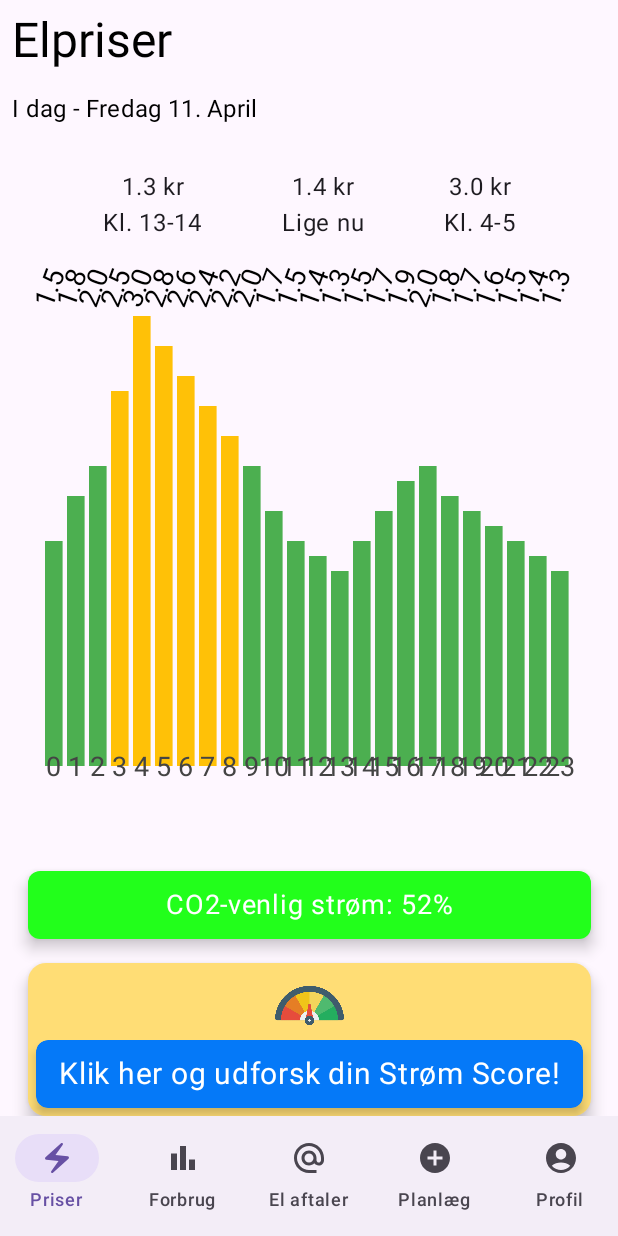
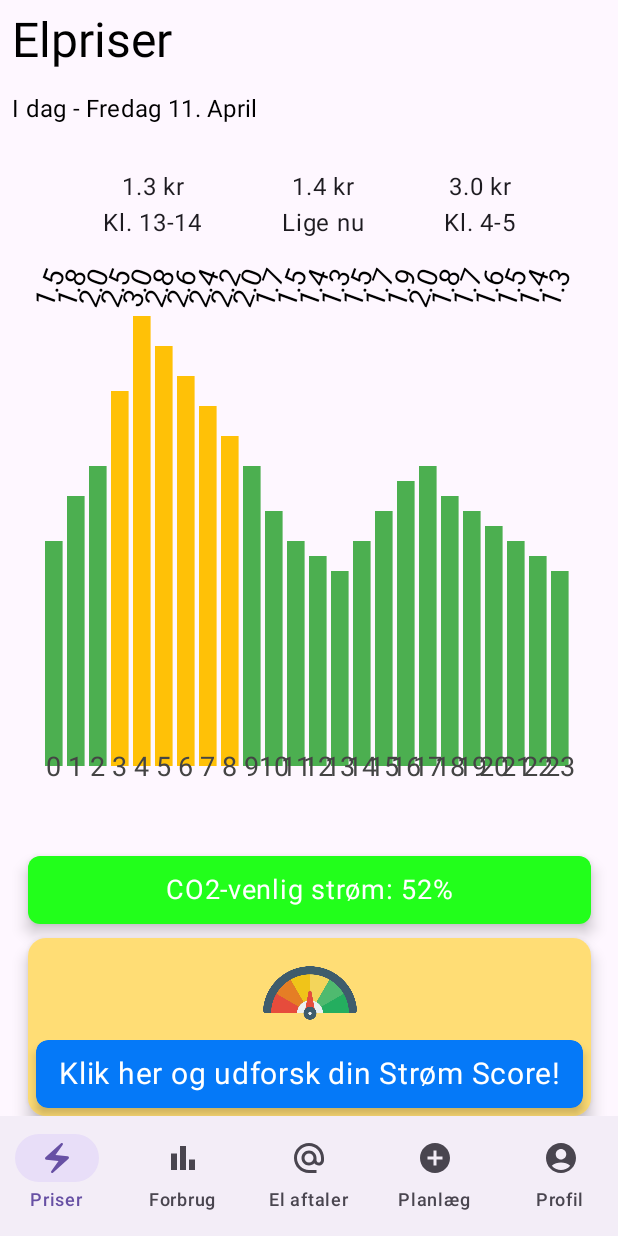
Before and after one commit to fele2000/MVP_Test_minEnergi, an Android app built with Jetpack Compose: the screen it shows after launch (MainActivity), on a phone screen of 412 x 824 dp. Run offline under Robolectric (Android 15) with nearby library versions, the phone set to English and light mode, and no system bars.

```diff
--- a/app/src/main/java/com/example/mvpteststrm/ui/landing/LandingPage.kt
+++ b/app/src/main/java/com/example/mvpteststrm/ui/landing/LandingPage.kt
@@ -62,7 +62,7 @@ fun LandingPage(navController: NavController) {
            PriceGraph()
        }
 
-        Spacer(modifier = Modifier.height(24.dp))
+        Spacer(modifier = Modifier.height(14.dp))
 
         Box(
             contentAlignment = Alignment.Center,
@@ -80,7 +80,7 @@ fun LandingPage(navController: NavController) {
             )
         }
 
-        Spacer(modifier = Modifier.height(16.dp))
+        Spacer(modifier = Modifier.height(9.dp))
         Box(
             modifier = Modifier
                 .width(375.dp)
@@ -92,7 +92,9 @@ fun LandingPage(navController: NavController) {
                     navController.navigate("scorePage")
                 }
                 .align(Alignment.CenterHorizontally)
-        ) {
+        )
+
+        {
             Column(
                 modifier = Modifier
                     .fillMaxSize()
```
